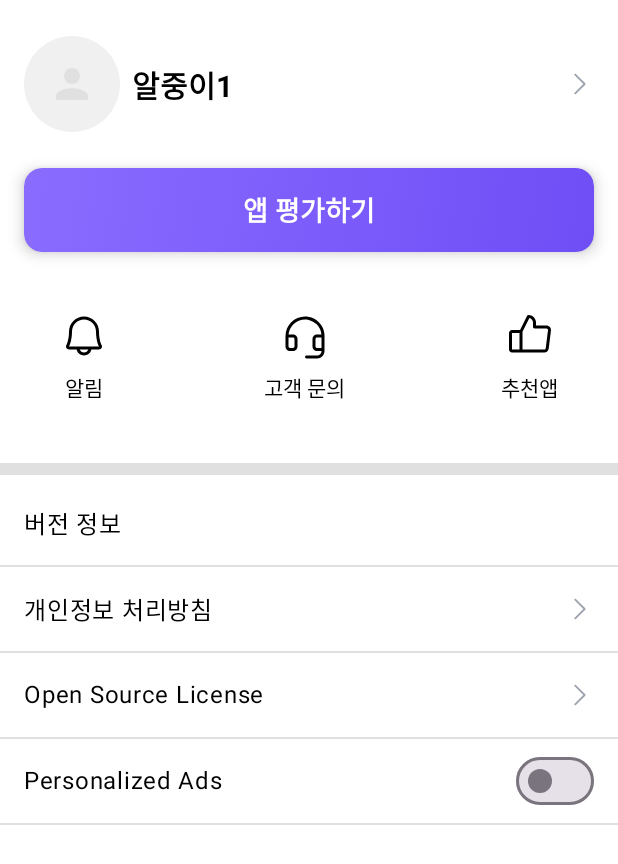
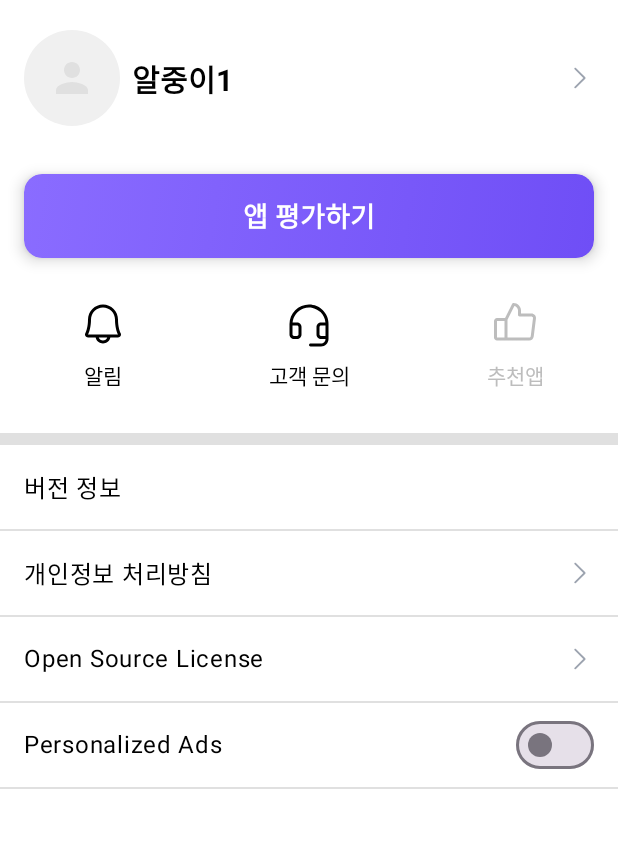
Before and after one commit to yslee-sound/AlcoholicTimer, an Android app built with Jetpack Compose: the @Preview function AboutScreenPreview, on a phone screen of 412 x 824 dp. Shown: the top 864 px of the screen. Run offline under Robolectric (Android 15) with nearby library versions, the phone set to English and light mode, and no system bars; our stand-ins replace AdMob; pictures from the network do not load.

Commit message:
rel 1.1.5 redesign 2.79

```diff
--- a/app/src/main/java/kr/sweetapps/alcoholictimer/ui/tab_05/Tab05.kt
+++ b/app/src/main/java/kr/sweetapps/alcoholictimer/ui/tab_05/Tab05.kt
@@ -149,8 +149,7 @@ fun AboutScreen(
             modifier = Modifier
                 .fillMaxWidth()
                 .clickable { onNavigateEditNickname() }
-                // 더 넉넉한 상하 여백을 적용해 스크린샷과 유사하게 만듭니다
-                .padding(start = dims.spacing.md, end = dims.spacing.md, top = dims.spacing.lg, bottom = dims.spacing.lg),
+                .padding(start = dims.spacing.md, end = dims.spacing.md, top = 20.dp, bottom = 16.dp),
             verticalAlignment = Alignment.CenterVertically
         ) {
             Box(
@@ -171,6 +170,8 @@ fun AboutScreen(
                 modifier = Modifier.size(20.dp)
             )
         }
+
+        Spacer(modifier = Modifier.height(16.dp))
 
         // App Rating Button (simple)
         Column(modifier = Modifier.padding(horizontal = dims.padding.large)) {
@@ -200,18 +201,18 @@ fun AboutScreen(
             }
         }
 
-        Spacer(modifier = Modifier.height(dims.spacing.lg))
+        Spacer(modifier = Modifier.height(20.dp))
 
         // --- Row of 3 action buttons (알림 / 고객 문의 / 추천앱)
         Row(
-            modifier = Modifier
-                .fillMaxWidth()
-                .padding(horizontal = 40.dp),
-            horizontalArrangement = Arrangement.SpaceBetween
+            modifier = Modifier.fillMaxWidth(),
+            horizontalArrangement = Arrangement.SpaceEvenly
         ) {
             // 알림
             Column(
-                modifier = Modifier.padding(vertical = dims.spacing.md),
+                modifier = Modifier
+                    .weight(1f)
+                    .padding(vertical = dims.spacing.sm),
                 horizontalAlignment = Alignment.CenterHorizontally
             ) {
                 Icon(
@@ -231,7 +232,9 @@ fun AboutScreen(
 
             // 고객 문의
             Column(
-                modifier = Modifier.padding(vertical = dims.spacing.md),
+                modifier = Modifier
+                    .weight(1f)
+                    .padding(vertical = dims.spacing.sm),
                 horizontalAlignment = Alignment.CenterHorizontally
             ) {
                 Icon(
@@ -249,28 +252,30 @@ fun AboutScreen(
                 )
             }
 
-            // 추천앱
+            // 추천앱 (비활성화)
             Column(
-                modifier = Modifier.padding(vertical = dims.spacing.md),
+                modifier = Modifier
+                    .weight(1f)
+                    .padding(vertical = dims.spacing.sm),
                 horizontalAlignment = Alignment.CenterHorizontally
             ) {
                 Icon(
                     painter = painterResource(id = R.drawable.thumbsup),
                     contentDescription = null,
-                    tint = Color.Black,
+                    tint = Color(0xFFBDBDBD), // 비활성화 회색
                     modifier = Modifier.size(32.dp)
                 )
                 Spacer(modifier = Modifier.height(8.dp))
                 Text(
                     text = "추천앱",
                     fontSize = 14.sp,
-                    color = Color.Black,
+                    color = Color(0xFFBDBDBD), // 비활성화 회색
                     fontWeight = FontWeight.Normal
                 )
             }
         }
 
-        Spacer(modifier = Modifier.height(dims.spacing.lg))
+        Spacer(modifier = Modifier.height(20.dp))
 
         // Thick section divider (light surface variant) - show light gray as in reference UI
         Box(modifier = Modifier
@@ -278,7 +283,7 @@ fun AboutScreen(
             .height(dims.divider.sectionThickness)
             .background(dims.divider.lightColor))
 
-        Spacer(modifier = Modifier.height(dims.spacing.xs))
+        Spacer(modifier = Modifier.height(0.dp))
 
         // Settings / About list
         Column(modifier = Modifier.background(Color.White)) {
```
